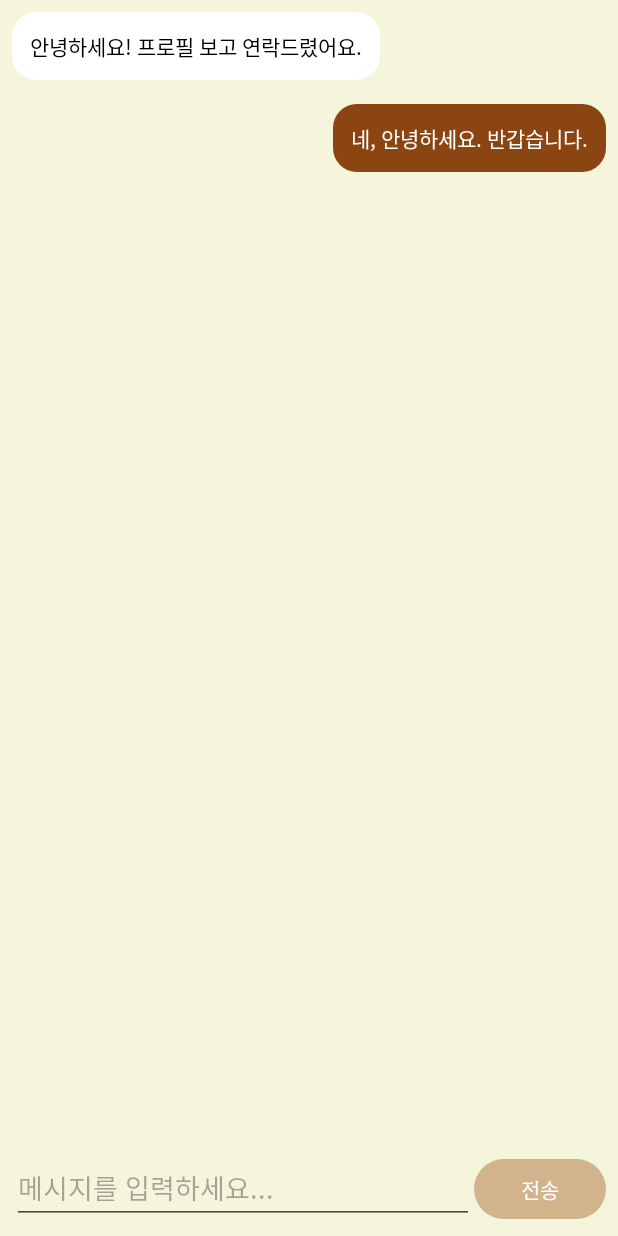
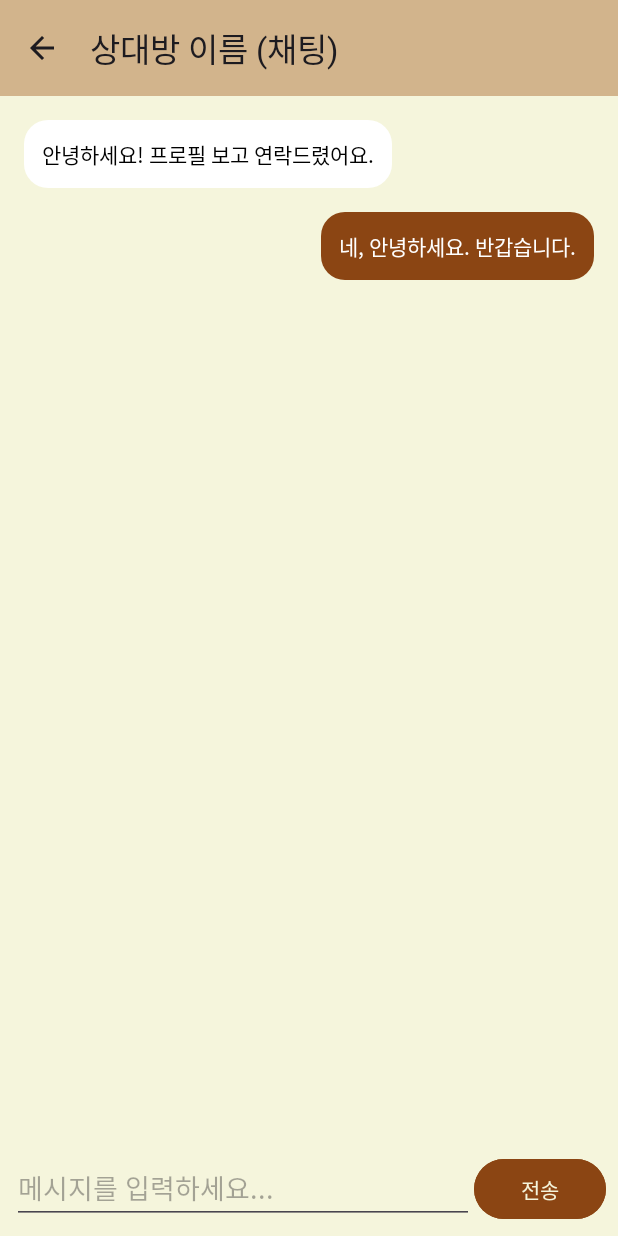
Before and after one commit to LilChaewon/SajuDatingApp, an Android app: the ChatActivity screen opened directly, with no data from a screen before it, on a phone screen of 412 x 824 dp. Run offline under Robolectric (Android 15) with nearby library versions, the phone set to English and light mode, and no system bars; 1 statement that could not run was skipped.

Commit message:
프론트 v1.1(채팅화면 상단 앱바 생성)

```diff
--- a/app/src/main/java/com/example/sajudatingapp/activity/ChatActivity.java
+++ b/app/src/main/java/com/example/sajudatingapp/activity/ChatActivity.java
@@ -1,11 +1,15 @@
 package com.example.sajudatingapp.activity;
 
 import android.os.Bundle;
+import android.view.Menu;
+import android.view.MenuItem;
 import android.widget.Button;
 import android.widget.EditText;
+import android.widget.Toast;
 
 import androidx.annotation.Nullable;
 import androidx.appcompat.app.AppCompatActivity;
+import androidx.appcompat.widget.Toolbar; // Import Toolbar
 import androidx.recyclerview.widget.LinearLayoutManager;
 import androidx.recyclerview.widget.RecyclerView;
 
@@ -25,11 +29,22 @@ public class ChatActivity extends AppCompatActivity {
     private List<Message> messageList;
     private EditText messageInput;
     private Button sendButton;
+    private Toolbar toolbar; // Declare Toolbar
 
     @Override
     protected void onCreate(@Nullable Bundle savedInstanceState) {
         super.onCreate(savedInstanceState);
         setContentView(R.layout.activity_chat);
+
+        toolbar = findViewById(R.id.toolbar); // Initialize Toolbar
+        setSupportActionBar(toolbar); // Set Toolbar as ActionBar
+
+        // Enable back button
+        if (getSupportActionBar() != null) {
+            getSupportActionBar().setDisplayHomeAsUpEnabled(true);
+            getSupportActionBar().setDisplayShowHomeEnabled(true);
+            getSupportActionBar().setTitle("상대방 이름 (채팅)"); // Placeholder title
+        }
 
         messagesRecyclerView = findViewById(R.id.messages_recycler_view);
         messageInput = findViewById(R.id.et_message_input);
@@ -65,6 +80,27 @@ public class ChatActivity extends AppCompatActivity {
         }
     }
 
+    @Override
+    public boolean onSupportNavigateUp() {
+        onBackPressed(); // Handle back button click
+        return true;
+    }
+
+    @Override
+    public boolean onCreateOptionsMenu(Menu menu) {
+        getMenuInflater().inflate(R.menu.chat_menu, menu); // Inflate the chat menu
+        return true;
+    }
+
+    @Override
+    public boolean onOptionsItemSelected(MenuItem item) {
+        if (item.getItemId() == R.id.action_report) {
+            Toast.makeText(this, "신고하기 버튼 클릭됨", Toast.LENGTH_SHORT).show();
+            return true;
+        }
+        return super.onOptionsItemSelected(item);
+    }
+
     private ChatRoom findFirstNonPendingChat() {
         for (ChatRoom room : StubDataUtil.getChatRooms()) {
             if (!room.isPending()) {
--- a/app/src/main/res/layout/activity_chat.xml
+++ b/app/src/main/res/layout/activity_chat.xml
@@ -1,16 +1,28 @@
 <?xml version="1.0" encoding="utf-8"?>
 <RelativeLayout xmlns:android="http://schemas.android.com/apk/res/android"
     xmlns:tools="http://schemas.android.com/tools"
+    xmlns:app="http://schemas.android.com/apk/res-auto"
     android:layout_width="match_parent"
     android:layout_height="match_parent"
-    android:background="@color/beige"
+    android:background="@color/hanji_paper"
     tools:context=".activity.ChatActivity">
+
+    <androidx.appcompat.widget.Toolbar
+        android:id="@+id/toolbar"
+        android:layout_width="match_parent"
+        android:layout_height="?attr/actionBarSize"
+        android:background="?attr/colorPrimary"
+        android:elevation="4dp"
+        android:theme="@style/ThemeOverlay.AppCompat.ActionBar"
+        app:popupTheme="@style/ThemeOverlay.AppCompat.Light"/>
 
     <androidx.recyclerview.widget.RecyclerView
         android:id="@+id/messages_recycler_view"
         android:layout_width="match_parent"
         android:layout_height="match_parent"
-        android:layout_above="@+id/input_layout"/>
+        android:layout_below="@id/toolbar"
+        android:layout_above="@+id/input_layout"
+        android:padding="8dp"/>
 
     <LinearLayout
         android:id="@+id/input_layout"
@@ -32,6 +44,8 @@
             android:id="@+id/btn_send"
             android:layout_width="wrap_content"
             android:layout_height="wrap_content"
+            android:backgroundTint="@color/wood_frame"
+            android:textColor="@color/hanji_paper"
             android:text="전송"/>
     </LinearLayout>
 
--- a/app/src/main/res/values/colors.xml
+++ b/app/src/main/res/values/colors.xml
@@ -5,4 +5,6 @@
     <color name="beige">#F5F5DC</color>
     <color name="light_brown">#D2B48C</color>
     <color name="dark_brown">#8B4513</color>
+    <color name="hanji_paper">#F5F5DC</color>
+    <color name="wood_frame">#8B4513</color>
 </resources>
--- a/app/src/main/res/values/themes.xml
+++ b/app/src/main/res/values/themes.xml
@@ -7,6 +7,8 @@
         <item name="colorPrimaryContainer">@color/dark_brown</item>
         <item name="colorOnPrimaryContainer">@color/white</item>
         <item name="android:colorBackground">@color/beige</item>
+        <item name="windowActionBar">false</item>
+        <item name="windowNoTitle">true</item>
     </style>
 
     <style name="Theme.SajuDatingApp" parent="Base.Theme.SajuDatingApp" />
```
Also changed, not shown: app/src/main/java/com/example/sajudatingapp/fragment/MainFragment.java (+47 -0 lines), app/src/main/res/layout/fragment_main.xml (+18 -1 lines).
